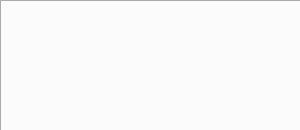
First picture: the form in ui/qt/QtBandDialog.ui, repository murray-lang/nexusdr, before the edit.
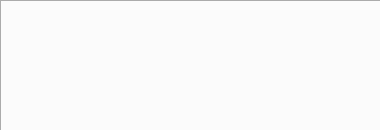
Second picture: the form after the edit.

```diff
--- a/ui/qt/QtBandDialog.ui
+++ b/ui/qt/QtBandDialog.ui
@@ -6,13 +6,19 @@
    <rect>
     <x>0</x>
     <y>0</y>
-    <width>300</width>
+    <width>380</width>
     <height>130</height>
    </rect>
   </property>
+  <property name="sizePolicy">
+   <sizepolicy hsizetype="Preferred" vsizetype="Preferred">
+    <horstretch>0</horstretch>
+    <verstretch>0</verstretch>
+   </sizepolicy>
+  </property>
   <property name="maximumSize">
    <size>
-    <width>300</width>
+    <width>380</width>
     <height>130</height>
    </size>
   </property>
@@ -27,7 +33,7 @@
     <rect>
      <x>0</x>
      <y>0</y>
-     <width>301</width>
+     <width>381</width>
      <height>151</height>
     </rect>
    </property>
```
